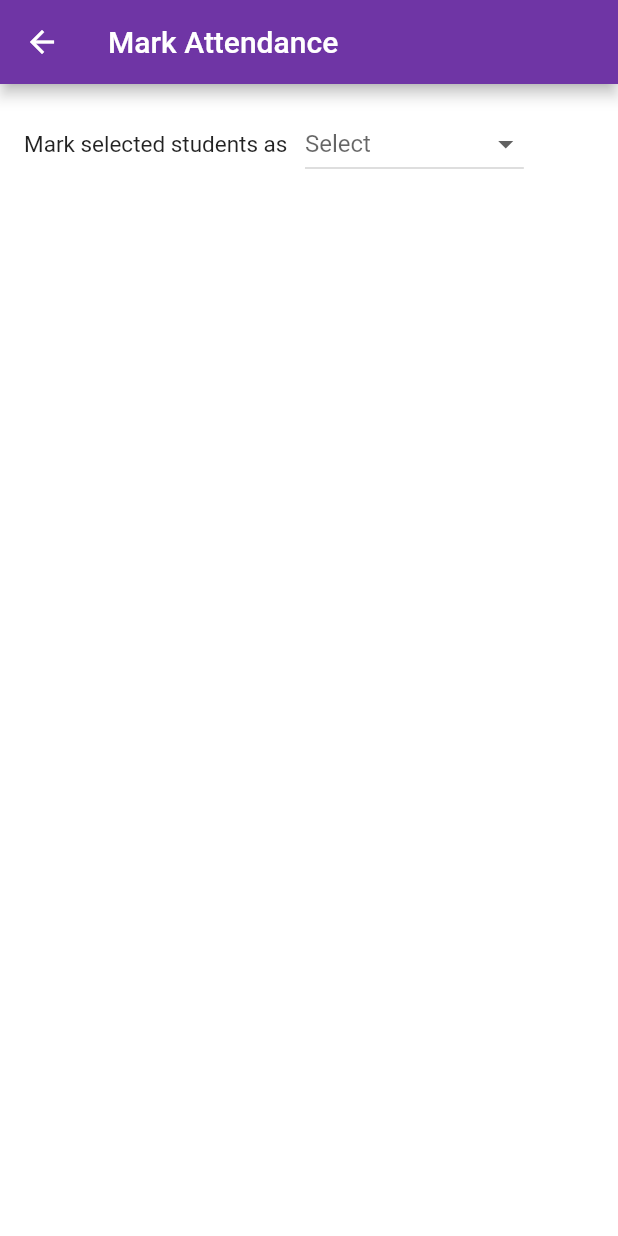
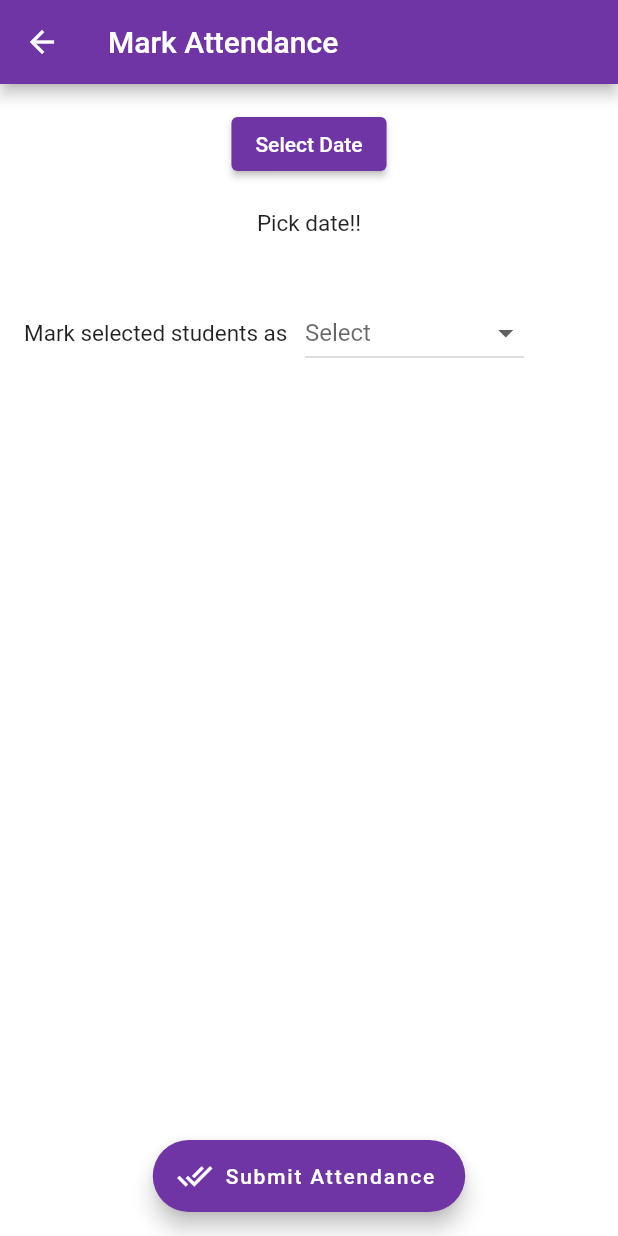
Before and after one commit to Prajjjwal/Attendance-App-PICT, a Flutter app: the attendance screen opened directly with empty values, after a tap on "Mark Attendance", on a phone screen of 412 x 824 dp. Run offline on Flutter 3.47's test engine with Material 2 defaults, Android fonts, the light colour scheme and no system bars; our stand-ins replace cloud_firestore, firebase_auth, firebase_core, flutter_svg, flutter_tags, shared_preferences; accounts and stored records are empty; Roboto replaces fonts that are missing (Poppins).

Commit message:
Mark attendance completed

```diff
--- a/lib/Screens/Attendance/attendance_view.dart
+++ b/lib/Screens/Attendance/attendance_view.dart
@@ -14,6 +14,7 @@ class attendance extends StatelessWidget {
       : super(key: key);
 
   final user = FirebaseAuth.instance.currentUser;
+  Map<String, dynamic>? fetchDoc, pathDoc;
 
   @override
   Widget build(BuildContext context) {
@@ -22,7 +23,7 @@ class attendance extends StatelessWidget {
         child: CustomScrollView(
           slivers: <Widget>[
             SliverAppBar(
-              title: const Text("Attendance: April 30, 2022"),
+              title: const Text("Attendance: May 09, 2022"),
               stretch: true,
               pinned: true,
               backgroundColor: kPrimaryColor,
@@ -63,7 +64,7 @@ class attendance extends StatelessWidget {
                                 ));
                       })
                 ]),
-                itemExtent: 200.00)
+                itemExtent: 520.00)
           ],
         ),
       ),
@@ -98,6 +99,8 @@ class attendance extends StatelessWidget {
 
   Widget buildAttendanceCard(BuildContext context, DocumentSnapshot document) {
     return InkWell(
+      child: Padding(
+        padding: EdgeInsets.only(bottom: 8.0),
         child: Card(
             elevation: 8.0,
             color: kPrimaryLightColor,
@@ -106,20 +109,19 @@ class attendance extends StatelessWidget {
               borderRadius: BorderRadius.circular(15.0),
             ),
             child: Padding(
-              padding: const EdgeInsets.all(16.0),
+                padding: const EdgeInsets.all(20.0),
                 child: Row(
                   children: <Widget>[
                     Text(
                       document.id,
-                    style:
-                        const TextStyle(fontFamily: 'Poppins', fontSize: 20.0),
+                      style: const TextStyle(
+                          fontFamily: 'Poppins', fontSize: 20.0),
                     ),
                     const Spacer(),
-                  IconButton(
-                      onPressed: () {},
-                      icon: const Icon(Icons.keyboard_arrow_right))
+                    const Icon(Icons.keyboard_arrow_right),
                   ],
                 ))),
+      ),
       onTap: () {},
     );
   }
--- a/lib/Screens/Attendance/flexibleappbar.dart
+++ b/lib/Screens/Attendance/flexibleappbar.dart
@@ -1,20 +1,32 @@
+import 'package:cloud_firestore/cloud_firestore.dart';
+import 'package:firebase_auth/firebase_auth.dart';
 import 'package:flutter/material.dart';
 // import 'package:font_awesome_flutter/font_awesome_flutter.dart';
 import 'package:pict_mis/Subjects.dart';
 
 class MyFlexiableAppBar extends StatelessWidget {
   final Subjects subject;
-  const MyFlexiableAppBar({Key? key, required this.subject}) : super(key: key);
+  // ignore: prefer_typing_uninitialized_variables
+  MyFlexiableAppBar({Key? key, required this.subject}) : super(key: key);
 
-  // final double appBarHeight = 75.0;
-
-  // ignore: use_key_in_widget_constructors
+  final user = FirebaseAuth.instance.currentUser;
+  Map<String, dynamic>? fetchDoc;
+  String? count;
+  fetchDocs() async {
+    DocumentSnapshot classData = await FirebaseFirestore.instance
+        .collection('class')
+        .doc(subject.batch)
+        .get();
+    print(subject.batch);
+    if (classData.exists) {
+      fetchDoc = classData.data() as Map<String, dynamic>?;
+    }
+    count = fetchDoc?['totaStudents'];
+  }
 
   @override
   Widget build(BuildContext context) {
-    // final double statusBarHeight = MediaQuery.of(context).padding.top;
-
-    // ignore: avoid_unnecessary_containers
+    fetchDocs();
     return Container(
       child: Padding(
         padding: const EdgeInsets.only(top: 120.0, left: 12.0),
@@ -36,8 +48,8 @@ class MyFlexiableAppBar extends StatelessWidget {
                         fontFamily: 'Poppins',
                         fontSize: 28.0)),
                 const Padding(padding: EdgeInsets.only(left: 50.0)),
-                const Text("10",
-                    style: TextStyle(
+                Text('$count',
+                    style: const TextStyle(
                         color: Colors.white,
                         fontFamily: 'Poppins',
                         fontSize: 25.0)),
--- a/lib/Screens/Attendance/markAttendance_view.dart
+++ b/lib/Screens/Attendance/markAttendance_view.dart
@@ -2,8 +2,8 @@ import 'package:cloud_firestore/cloud_firestore.dart';
 import 'package:firebase_auth/firebase_auth.dart';
 import 'package:flutter/material.dart';
 import 'package:flutter_tags/flutter_tags.dart';
-import 'package:pict_mis/class.dart';
-import 'package:pict_mis/components/text_field_container.dart';
+import 'package:intl/intl.dart';
+import 'package:pict_mis/Screens/Attendance/attendance_view.dart';
 import 'package:pict_mis/constants.dart';
 
 // DocumentSnapshot? snapshot;
@@ -20,13 +20,44 @@ class _MarkAttendanceState extends State<MarkAttendance> {
   final List _items = ['Present Students', 'Absent Students'];
   String? valueType;
   String? rollValue;
+  bool isVisible = false;
+  String? date;
+  final dateFormat = DateFormat('dd-MM-yyyy');
+  Map<String, dynamic>? fetchDoc, pathDoc;
   final user = FirebaseAuth.instance.currentUser;
+  FirebaseFirestore db = FirebaseFirestore.instance;
 
-  var classData = FirebaseFirestore.instance
-      .collection('class')
-      .doc('G-3')
-      .snapshots(); //get the data
-  List _attendance = [];
+  fetchDocs() async {
+    DocumentSnapshot pathData = await FirebaseFirestore.instance
+        .collection('user')
+        .doc(user?.uid)
+        .collection('subjects')
+        .doc(widget.subjectDoc)
+        .get();
+
+    if (pathData.exists) {
+      pathDoc = pathData.data() as Map<String, dynamic>?;
+    }
+
+    var batch = pathDoc?['batch'];
+
+    DocumentSnapshot classData =
+        await FirebaseFirestore.instance.collection('class').doc(batch).get();
+
+    if (classData.exists) {
+      fetchDoc = classData.data() as Map<String, dynamic>?;
+    }
+    //Now use fetchDoc?['KEY_names'], to access the data from firestore, to perform operations , for eg
+  }
+
+  final List _attendance = [];
+  final List _tags = [];
+
+  @override
+  void initState() {
+    super.initState();
+    fetchDocs();
+  }
 
   final GlobalKey<TagsState> _globalKey = GlobalKey<TagsState>();
   @override
@@ -43,6 +74,30 @@ class _MarkAttendanceState extends State<MarkAttendance> {
           child: Column(
             mainAxisAlignment: MainAxisAlignment.start,
             children: <Widget>[
+              ElevatedButton(
+                  style: ElevatedButton.styleFrom(
+                    primary: kPrimaryColor,
+                  ),
+                  onPressed: () async {
+                    showDatePicker(
+                            context: context,
+                            initialDate: DateTime.now(),
+                            firstDate: DateTime(2020),
+                            lastDate: DateTime(2030))
+                        .then((value) {
+                      setState(() {
+                        date = dateFormat.format(value!);
+                      });
+                    });
+                  },
+                  child: const Text('Select Date')),
+              const Padding(padding: EdgeInsets.only(top: 20.0)),
+              Text(
+                (date == null) ? "Pick date!!" : "Date : $date",
+                style: const TextStyle(fontSize: 15.0, fontFamily: 'Poppins'),
+              ),
+              const Padding(padding: EdgeInsets.only(top: 40.0)),
+
               Center(
                   child: Row(children: <Widget>[
                 const Text('Mark selected students as ',
@@ -62,16 +117,32 @@ class _MarkAttendanceState extends State<MarkAttendance> {
                   }).toList(),
                   onChanged: (value) => setState(() {
                     valueType = value;
+                    isVisible = true;
                   }),
                 ),
               ])),
               const Padding(padding: EdgeInsets.only(top: 40.0)),
-              Tags(
+
+              Visibility(
+                visible: isVisible,
+                child: Row(
+                  children: <Widget>[
+                    Text('Starting Roll No : ${fetchDoc?['startRoll']}'),
+                    const Spacer(),
+                    Text('Endind Roll No : ${fetchDoc?['endRoll']}'),
+                  ],
+                ),
+              ),
+              const Padding(padding: EdgeInsets.only(top: 40.0)),
+
+              Visibility(
+                visible: isVisible,
+                child: Tags(
                   key: _globalKey,
-                itemCount: _attendance.length,
+                  itemCount: _tags.length,
                   columns: 6,
                   textField: TagsTextField(
-                    textStyle: TextStyle(fontSize: 14),
+                      textStyle: const TextStyle(fontSize: 14),
                       hintText: "Enter last 2 digits",
                       duplicates: false,
                       keyboardType: TextInputType.number,
@@ -79,34 +150,34 @@ class _MarkAttendanceState extends State<MarkAttendance> {
                       inputDecoration: const InputDecoration(
                           counterText: '',
                           focusedBorder: UnderlineInputBorder(
-                            borderSide:
-                                BorderSide(color: kPrimaryColor, width: 2.0))),
-                    onSubmitted: (string) async {
+                              borderSide: BorderSide(
+                                  color: kPrimaryColor, width: 2.0))),
+                      onSubmitted: (string) {
                         // fetchDoc() async {
                         // enter here the path , from where you want to fetch the doc
-                      DocumentSnapshot pathData = await FirebaseFirestore
-                          .instance
-                          .collection('class')
-                          .doc('G-3')
-                          .get();
+                        // DocumentSnapshot pathData = await FirebaseFirestore
+                        //     .instance
+                        //     .collection('class')
+                        //     .doc('G-3')
+                        //     .get();
 
-                      if (pathData.exists) {
-                        Map<String, dynamic>? fetchDoc =
-                            pathData.data() as Map<String, dynamic>?;
+                        // if (pathData.exists) {
+                        //   Map<String, dynamic>? fetchDoc =
+                        //       pathData.data() as Map<String, dynamic>?;
 
                         //Now use fetchDoc?['KEY_names'], to access the data from firestore, to perform operations , for eg
-                        var name = fetchDoc?['213$string'];
+                        // var name = fetchDoc?['213$string'];
 
                         // setState(() {});  // use only if needed
                         setState(() {
-                          var tag = '213$string $name';
-                          _attendance.add(Item(title: tag));
-                          print(_attendance);
+                          var tag = '213$string ${fetchDoc?['213$string']}';
+                          _tags.add(Item(title: tag));
+                          _attendance.add(int.parse('213$string'));
                         });
-                      }
                       }),
+                  // }),
                   itemBuilder: (index) {
-                  final Item currentItem = _attendance[index];
+                    final Item currentItem = _tags[index];
                     return ItemTags(
                       activeColor: kPrimaryColor,
                       colorShowDuplicate: Colors.red,
@@ -117,13 +188,15 @@ class _MarkAttendanceState extends State<MarkAttendance> {
                       combine: ItemTagsCombine.withTextBefore,
                       removeButton: ItemTagsRemoveButton(onRemoved: (() {
                         setState(() {
+                          _tags.removeAt(index);
                           _attendance.removeAt(index);
                         });
                         return true;
                       })),
                     );
                   },
-              )
+                ),
+              ),
 
               // Row(children: <Widget>[
               //   const Text(
@@ -153,6 +226,55 @@ class _MarkAttendanceState extends State<MarkAttendance> {
               // ])
             ],
           )),
+      floatingActionButton: FloatingActionButton.extended(
+        onPressed: () {
+          markingAttendance();
+          Navigator.pop(context);
+        },
+        label: const Text('Submit Attendance'),
+        icon: const Icon(Icons.done_all),
+        backgroundColor: kPrimaryColor,
+      ),
+      floatingActionButtonLocation: FloatingActionButtonLocation.centerFloat,
     );
   }
+
+  void markingAttendance() {
+    var startRoll = fetchDoc?['startRoll'];
+    var endRoll = fetchDoc?['endRoll'];
+    var instanceOfDb = db
+        .collection("user")
+        .doc(user?.uid)
+        .collection("subjects")
+        .doc(widget.subjectDoc)
+        .collection('attendance')
+        .doc(date);
+    // .add(widget.Class.toJson());
+    if (valueType == "Present Students") {
+      instanceOfDb.set({
+        "presentNo": _attendance.length,
+        "absentNo": fetchDoc?['totalStudents'] - _attendance.length
+      });
+    } else {
+      instanceOfDb.set({
+        'presentNo': fetchDoc?['totalStudents'] - _attendance.length,
+        "absentNo": _attendance.length
+      });
     }
+    while (startRoll <= endRoll) {
+      if (valueType == 'Present Students') {
+        bool check = _attendance.contains(startRoll);
+        instanceOfDb.update({
+          startRoll.toString(): check ? 1 : 0,
+        });
+      } else {
+        bool check = _attendance.contains(startRoll);
+        instanceOfDb.update({
+          startRoll.toString(): check ? 0 : 1,
+        });
+      }
+
+      startRoll++;
+    }
+  }
+}
--- a/pubspec.yaml
+++ b/pubspec.yaml
@@ -38,6 +38,7 @@ dependencies:
   provider: ^6.0.2
   font_awesome_flutter: ^10.1.0
   flutter_tags: ^0.4.9+1
+  intl: ^0.17.0
 
 
   # The following adds the Cupertino Icons font to your application.
```
Also changed, not shown: pubspec.lock. Lines whose indentation alone changed are shown as unchanged.
